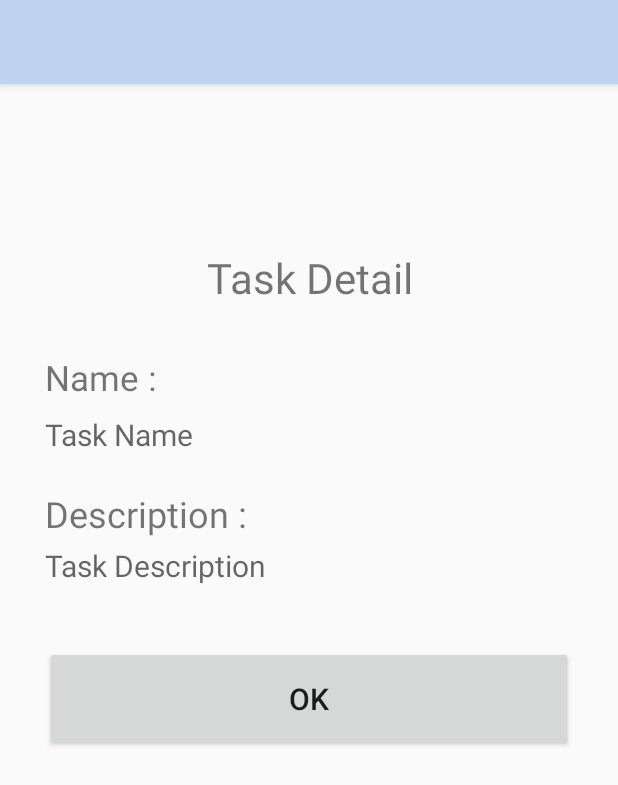
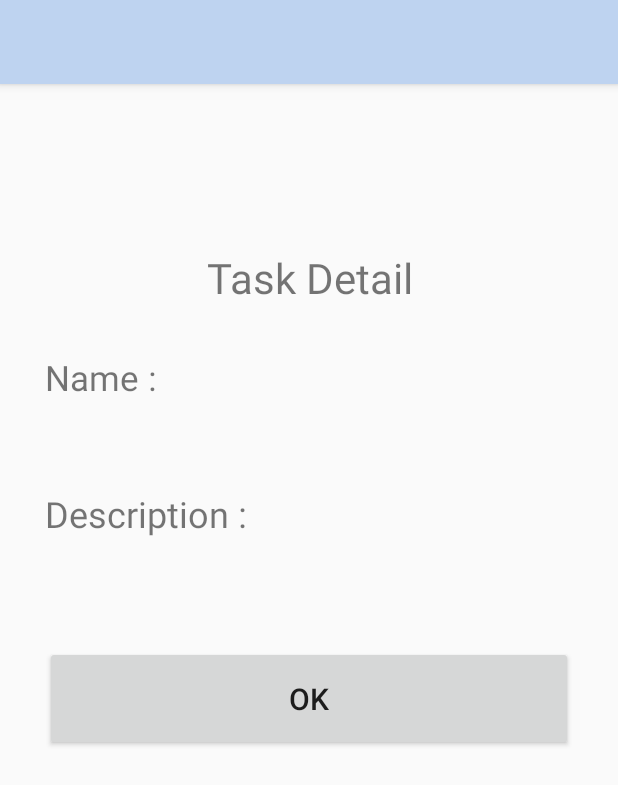
Before and after one commit to myqpalzm/UAS-Mobile-Bentask, an Android app: the DetailTaskActivity screen opened directly, with no data from a screen before it, on a phone screen of 412 x 824 dp. Shown: the top 785 px of the screen. Run offline under Robolectric (Android 15) with nearby library versions, the phone set to English and light mode, and no system bars.

Commit message:
Memperbaiki Task

```diff
--- a/app/src/main/res/layout/activity_detail_task.xml
+++ b/app/src/main/res/layout/activity_detail_task.xml
@@ -12,7 +12,7 @@
         android:layout_width="match_parent"
         android:layout_height="wrap_content"
         android:layout_marginTop="80dp"
-        android:textSize="28dp"
+        android:textSize="28sp"
         android:text="Task Detail"
         android:textAlignment="center"
         app:layout_constraintEnd_toEndOf="parent"
@@ -23,7 +23,7 @@
         android:layout_width="match_parent"
         android:layout_height="wrap_content"
         android:layout_marginTop="150dp"
-        android:textSize="23dp"
+        android:textSize="23sp"
         android:text="Name :"
         app:layout_constraintEnd_toEndOf="parent"
         app:layout_constraintStart_toStartOf="parent"
@@ -34,8 +34,7 @@
         android:layout_width="match_parent"
         android:layout_height="wrap_content"
         android:layout_marginTop="190dp"
-        android:hint="Task Name"
-        android:textSize="20dp"
+        android:textSize="20sp"
         app:layout_constraintEnd_toEndOf="parent"
         app:layout_constraintStart_toStartOf="parent"
         app:layout_constraintTop_toTopOf="parent" />
@@ -43,7 +42,7 @@
         android:layout_width="match_parent"
         android:layout_height="wrap_content"
         android:layout_marginTop="240dp"
-        android:textSize="24dp"
+        android:textSize="24sp"
         android:text="Description :"
         app:layout_constraintEnd_toEndOf="parent"
         app:layout_constraintStart_toStartOf="parent"
@@ -54,8 +53,7 @@
         android:layout_width="match_parent"
         android:layout_height="wrap_content"
         android:layout_marginTop="60dp"
-        android:textSize="20dp"
-        android:hint="Task Description"
+        android:textSize="20sp"
         app:layout_constraintEnd_toEndOf="parent"
         app:layout_constraintStart_toStartOf="parent"
         app:layout_constraintTop_toBottomOf="@+id/task_input3"/>
```
